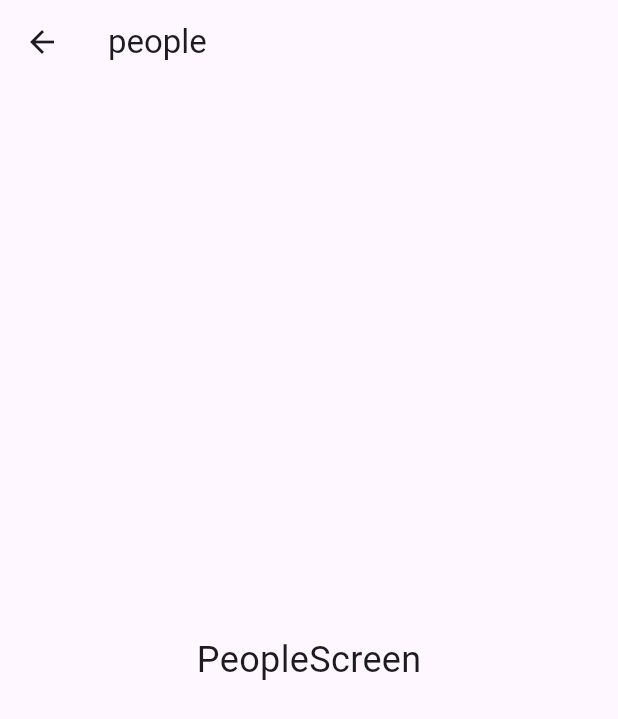
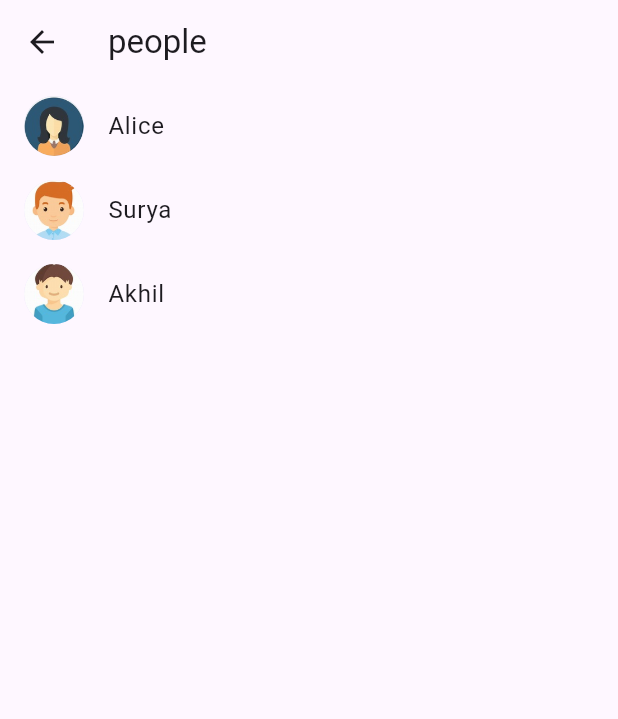
Before and after one commit to nandananp/flutter-development, a Flutter app: the PeopleScreen screen opened directly, on a phone screen of 412 x 824 dp. Shown: the top 719 px of the screen. Run offline on Flutter 3.47's test engine with Material 3 defaults, Android fonts, the phone set to English and light mode, and no system bars; our stand-ins replace dio, lottie; missing offline and left inert: qr_code_scanner.

Commit message:
feat:add each peoples plus names and images

```diff
--- a/lib/main.dart
+++ b/lib/main.dart
@@ -193,14 +193,27 @@ class PeopleScreen extends StatelessWidget {
   @override
   Widget build(BuildContext context) {
     return Scaffold(
-        appBar: AppBar(
-          title: const Text('people'),
+      appBar: AppBar(
+        title: const Text('people'),
+      ),
+      body: Center(
+        child: ListView.builder(
+          itemCount: people.length,
+          itemBuilder: (context, index) {
+            return ListTile(
+              leading: CircleAvatar(
+                backgroundImage: AssetImage(people[index].imageUrl),
+              ),
+              title: Text(people[index].name),
+              onTap: () {
+                // Add functionality when a person is tapped
+                // For example, navigate to a detail page for that person
+              },
+            );
+          },
         ),
-        body: const Center(
-            child: Text(
-          'PeopleScreen',
-          style: TextStyle(fontSize: 24),
-        )));
+      ),
+    );
   }
 }
 
```
